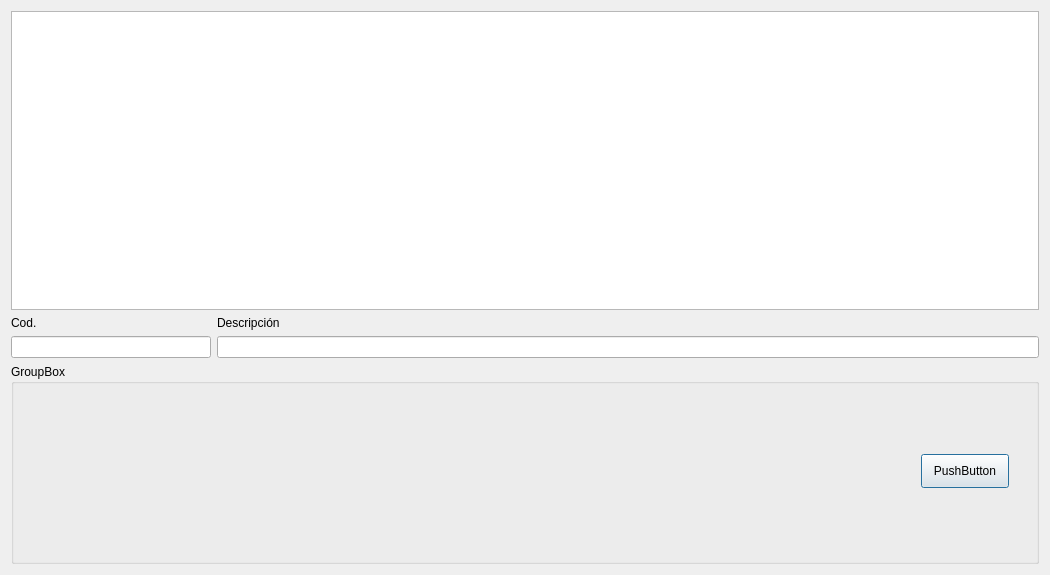
Old version of the form salidas.ui in the repository Ladis72/tienda.
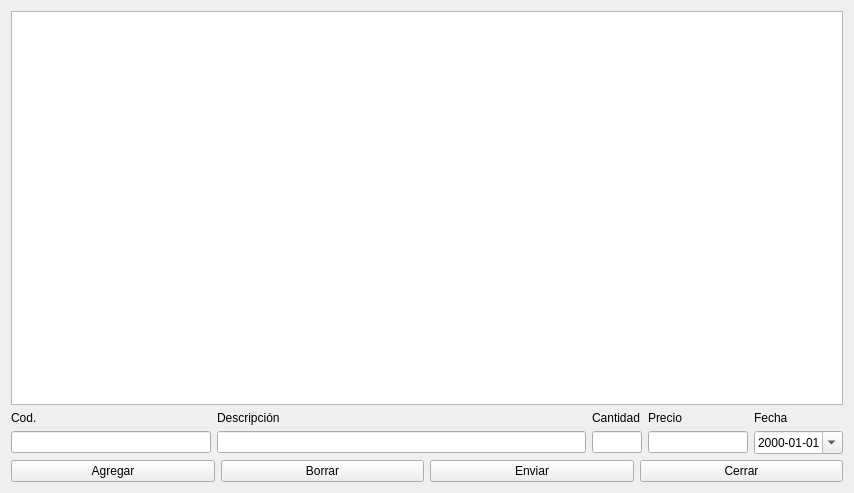
New version of the form.

Patch:
```diff
--- a/salidas.ui
+++ b/salidas.ui
@@ -6,28 +6,14 @@
    <rect>
     <x>0</x>
     <y>0</y>
-    <width>1050</width>
-    <height>575</height>
+    <width>854</width>
+    <height>493</height>
    </rect>
   </property>
   <property name="windowTitle">
    <string>Dialog</string>
   </property>
-  <layout class="QGridLayout" name="gridLayout_2">
-   <item row="1" column="0">
-    <widget class="QLabel" name="label">
-     <property name="text">
-      <string>Cod.</string>
-     </property>
-    </widget>
-   </item>
-   <item row="1" column="1">
-    <widget class="QLabel" name="label_2">
-     <property name="text">
-      <string>Descripción</string>
-     </property>
-    </widget>
-   </item>
+  <layout class="QGridLayout" name="gridLayout">
    <item row="2" column="0">
     <widget class="QLineEdit" name="lineEditCod">
      <property name="maximumSize">
@@ -44,35 +30,118 @@
    <item row="2" column="1">
     <widget class="QLineEdit" name="lineEditDesc"/>
    </item>
-   <item row="3" column="0" colspan="2">
-    <widget class="QGroupBox" name="groupBox">
-     <property name="minimumSize">
-      <size>
-       <width>0</width>
-       <height>200</height>
-      </size>
+   <item row="2" column="4">
+    <widget class="QDateEdit" name="dateEditFC">
+     <property name="displayFormat">
+      <string>yyyy-MM-dd</string>
      </property>
-     <property name="title">
-      <string>GroupBox</string>
+     <property name="calendarPopup">
+      <bool>true</bool>
      </property>
-     <widget class="QPushButton" name="pushButton">
-      <property name="geometry">
-       <rect>
-        <x>910</x>
-        <y>90</y>
-        <width>88</width>
-        <height>34</height>
-       </rect>
-      </property>
-      <property name="text">
-       <string>PushButton</string>
-      </property>
-     </widget>
     </widget>
    </item>
-   <item row="0" column="0" colspan="2">
+   <item row="3" column="0" colspan="5">
+    <layout class="QHBoxLayout" name="horizontalLayout">
+     <item>
+      <widget class="QPushButton" name="pushButtonAgregar">
+       <property name="text">
+        <string>Agregar</string>
+       </property>
+       <property name="autoDefault">
+        <bool>false</bool>
+       </property>
+      </widget>
+     </item>
+     <item>
+      <widget class="QPushButton" name="pushButtonBorrar">
+       <property name="text">
+        <string>Borrar</string>
+       </property>
+       <property name="autoDefault">
+        <bool>false</bool>
+       </property>
+      </widget>
+     </item>
+     <item>
+      <widget class="QPushButton" name="pushButtonEnviar">
+       <property name="text">
+        <string>Enviar</string>
+       </property>
+       <property name="autoDefault">
+        <bool>false</bool>
+       </property>
+      </widget>
+     </item>
+     <item>
+      <widget class="QPushButton" name="pushButtonCerrar">
+       <property name="text">
+        <string>Cerrar</string>
+       </property>
+       <property name="autoDefault">
+        <bool>false</bool>
+       </property>
+      </widget>
+     </item>
+    </layout>
+   </item>
+   <item row="1" column="4">
+    <widget class="QLabel" name="label_3">
+     <property name="text">
+      <string>Fecha</string>
+     </property>
+    </widget>
+   </item>
+   <item row="0" column="0" colspan="5">
     <widget class="QTableView" name="tableView"/>
    </item>
+   <item row="1" column="1">
+    <widget class="QLabel" name="label_2">
+     <property name="text">
+      <string>Descripción</string>
+     </property>
+    </widget>
+   </item>
+   <item row="1" column="2">
+    <widget class="QLabel" name="label_4">
+     <property name="text">
+      <string>Cantidad</string>
+     </property>
+    </widget>
+   </item>
+   <item row="1" column="0">
+    <widget class="QLabel" name="label">
+     <property name="text">
+      <string>Cod.</string>
+     </property>
+    </widget>
+   </item>
+   <item row="2" column="2">
+    <widget class="QLineEdit" name="lineEditCantidad">
+     <property name="maximumSize">
+      <size>
+       <width>50</width>
+       <height>16777215</height>
+      </size>
+     </property>
+    </widget>
+   </item>
+   <item row="2" column="3">
+    <widget class="QLineEdit" name="lineEditPrecio">
+     <property name="maximumSize">
+      <size>
+       <width>100</width>
+       <height>16777215</height>
+      </size>
+     </property>
+    </widget>
+   </item>
+   <item row="1" column="3">
+    <widget class="QLabel" name="label_5">
+     <property name="text">
+      <string>Precio</string>
+     </property>
+    </widget>
+   </item>
   </layout>
  </widget>
  <resources/>
```
Left out of the diff: 31 changed lines with no effect on the pictures.
